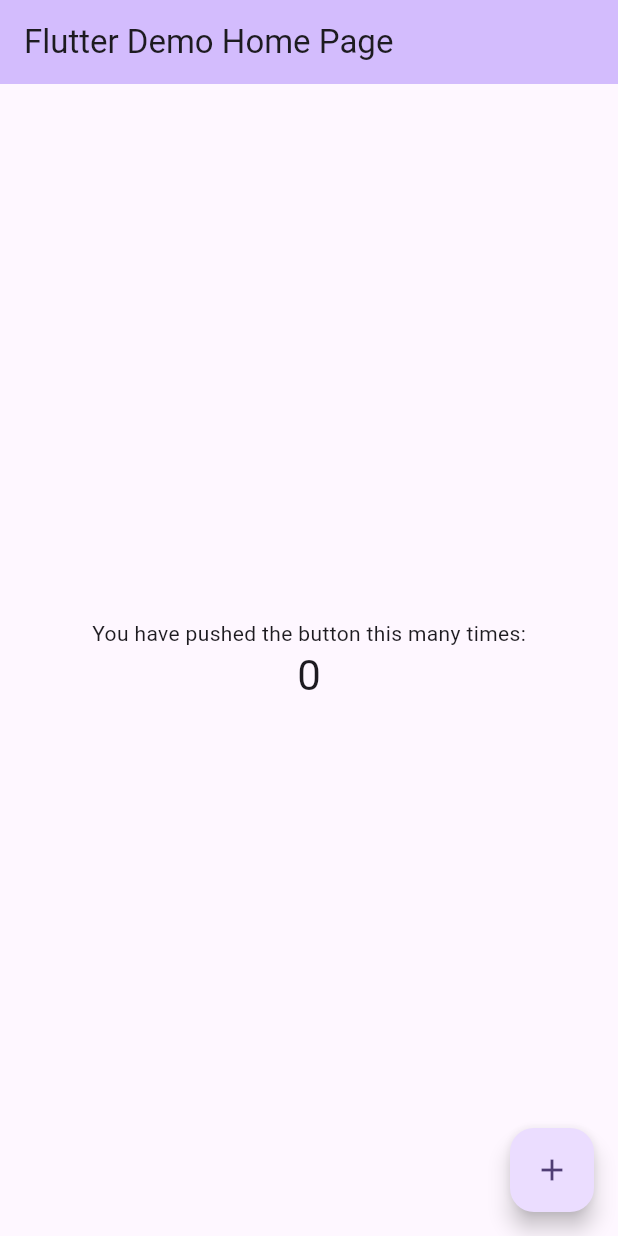
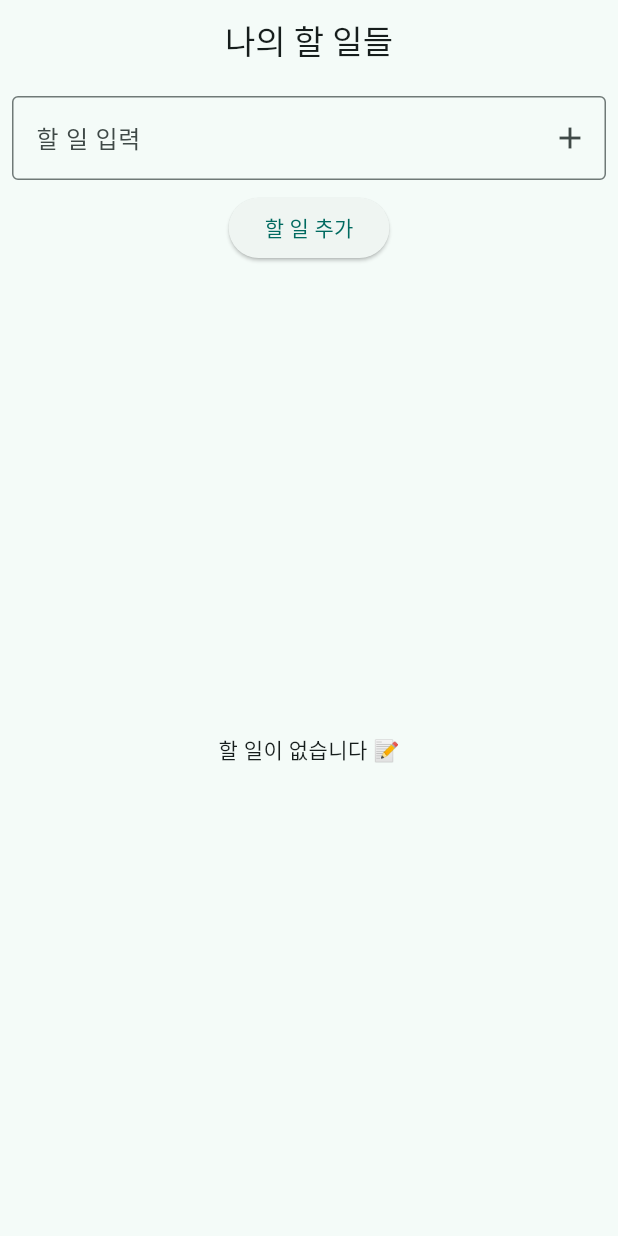
Before and after one commit to riverKangg/app-todo, a Flutter app: the screen it shows after launch, on a phone screen of 412 x 824 dp. Run offline on Flutter 3.47's test engine with Material 3 defaults, Android fonts, the phone set to English and light mode, and no system bars; our stand-ins replace hive, hive_flutter; accounts and stored records are empty.

Commit message:
base todo code

```diff
--- a/todo/lib/main.dart
+++ b/todo/lib/main.dart
@@ -1,122 +1,32 @@
 import 'package:flutter/material.dart';
+import 'package:hive_flutter/hive_flutter.dart';
+import 'models/todo.dart';
+import 'screens/home_screen.dart';
 
-void main() {
-  runApp(const MyApp());
+void main() async {
+  WidgetsFlutterBinding.ensureInitialized();
+  await Hive.initFlutter();
+  Hive.registerAdapter(TodoAdapter()); // 👈 요거 중요
+  await Hive.openBox<Todo>('todos');
+
+  runApp(const TodoApp());
 }
 
-class MyApp extends StatelessWidget {
-  const MyApp({super.key});
+class TodoApp extends StatelessWidget {
+  const TodoApp({super.key});
 
-  // This widget is the root of your application.
   @override
   Widget build(BuildContext context) {
     return MaterialApp(
-      title: 'Flutter Demo',
+      title: '할 일 앱',
       theme: ThemeData(
-        // This is the theme of your application.
-        //
-        // TRY THIS: Try running your application with "flutter run". You'll see
-        // the application has a purple toolbar. Then, without quitting the app,
-        // try changing the seedColor in the colorScheme below to Colors.green
-        // and then invoke "hot reload" (save your changes or press the "hot
-        // reload" button in a Flutter-supported IDE, or press "r" if you used
-        // the command line to start the app).
-        //
-        // Notice that the counter didn't reset back to zero; the application
-        // state is not lost during the reload. To reset the state, use hot
-        // restart instead.
-        //
-        // This works for code too, not just values: Most code changes can be
-        // tested with just a hot reload.
-        colorScheme: ColorScheme.fromSeed(seedColor: Colors.deepPurple),
+        colorScheme: ColorScheme.fromSeed(seedColor: Colors.teal),
+        useMaterial3: true,
       ),
-      home: const MyHomePage(title: 'Flutter Demo Home Page'),
+      darkTheme: ThemeData.dark(),
+      themeMode: ThemeMode.system,
+      home: const HomeScreen(),
+      debugShowCheckedModeBanner: false,
     );
   }
 }
-
-class MyHomePage extends StatefulWidget {
-  const MyHomePage({super.key, required this.title});
-
-  // This widget is the home page of your application. It is stateful, meaning
-  // that it has a State object (defined below) that contains fields that affect
-  // how it looks.
-
-  // This class is the configuration for the state. It holds the values (in this
-  // case the title) provided by the parent (in this case the App widget) and
-  // used by the build method of the State. Fields in a Widget subclass are
-  // always marked "final".
-
-  final String title;
-
-  @override
-  State<MyHomePage> createState() => _MyHomePageState();
-}
-
-class _MyHomePageState extends State<MyHomePage> {
-  int _counter = 0;
-
-  void _incrementCounter() {
-    setState(() {
-      // This call to setState tells the Flutter framework that something has
-      // changed in this State, which causes it to rerun the build method below
-      // so that the display can reflect the updated values. If we changed
-      // _counter without calling setState(), then the build method would not be
-      // called again, and so nothing would appear to happen.
-      _counter++;
-    });
-  }
-
-  @override
-  Widget build(BuildContext context) {
-    // This method is rerun every time setState is called, for instance as done
-    // by the _incrementCounter method above.
-    //
-    // The Flutter framework has been optimized to make rerunning build methods
-    // fast, so that you can just rebuild anything that needs updating rather
-    // than having to individually change instances of widgets.
-    return Scaffold(
-      appBar: AppBar(
-        // TRY THIS: Try changing the color here to a specific color (to
-        // Colors.amber, perhaps?) and trigger a hot reload to see the AppBar
-        // change color while the other colors stay the same.
-        backgroundColor: Theme.of(context).colorScheme.inversePrimary,
-        // Here we take the value from the MyHomePage object that was created by
-        // the App.build method, and use it to set our appbar title.
-        title: Text(widget.title),
-      ),
-      body: Center(
-        // Center is a layout widget. It takes a single child and positions it
-        // in the middle of the parent.
-        child: Column(
-          // Column is also a layout widget. It takes a list of children and
-          // arranges them vertically. By default, it sizes itself to fit its
-          // children horizontally, and tries to be as tall as its parent.
-          //
-          // Column has various properties to control how it sizes itself and
-          // how it positions its children. Here we use mainAxisAlignment to
-          // center the children vertically; the main axis here is the vertical
-          // axis because Columns are vertical (the cross axis would be
-          // horizontal).
-          //
-          // TRY THIS: Invoke "debug painting" (choose the "Toggle Debug Paint"
-          // action in the IDE, or press "p" in the console), to see the
-          // wireframe for each widget.
-          mainAxisAlignment: MainAxisAlignment.center,
-          children: <Widget>[
-            const Text('You have pushed the button this many times:'),
-            Text(
-              '$_counter',
-              style: Theme.of(context).textTheme.headlineMedium,
-            ),
-          ],
-        ),
-      ),
-      floatingActionButton: FloatingActionButton(
-        onPressed: _incrementCounter,
-        tooltip: 'Increment',
-        child: const Icon(Icons.add),
-      ), // This trailing comma makes auto-formatting nicer for build methods.
-    );
-  }
-}
--- /dev/null
+++ b/todo/lib/models/todo.dart
@@ -0,0 +1,34 @@
+import 'package:hive/hive.dart';
+
+part 'todo.g.dart'; // 이 부분 중요!
+
+@HiveType(typeId: 0)
+class Todo extends HiveObject {
+  @HiveField(0)
+  String id;
+
+  @HiveField(1)
+  String title;
+
+  @HiveField(2)
+  DateTime? dueDate;
+
+  @HiveField(3)
+  bool isDone;
+
+  Todo({
+    required this.id,
+    required this.title,
+    this.dueDate,
+    this.isDone = false,
+  });
+
+  factory Todo.create(String title, {DateTime? dueDate}) {
+    return Todo(
+      id: DateTime.now().millisecondsSinceEpoch.toString(),
+      title: title,
+      dueDate: dueDate,
+      isDone: false,
+    );
+  }
+}
--- /dev/null
+++ b/todo/lib/screens/home_screen.dart
@@ -0,0 +1,120 @@
+import 'package:flutter/material.dart';
+import 'package:hive/hive.dart';
+import '../models/todo.dart';
+
+class HomeScreen extends StatefulWidget {
+  const HomeScreen({super.key});
+
+  @override
+  State<HomeScreen> createState() => _HomeScreenState();
+}
+
+class _HomeScreenState extends State<HomeScreen> {
+  final Box<Todo> _todoBox = Hive.box<Todo>('todos');
+  final TextEditingController _controller = TextEditingController();
+
+  void _addTodo() {
+    if (_controller.text.isNotEmpty) {
+      final newTodo = Todo.create(_controller.text);
+      setState(() {
+        _todoBox.add(newTodo);
+      });
+      _controller.clear(); // 추가 후 입력창 초기화
+    }
+  }
+
+  void _toggleTodoStatus(Todo todo, int index) {
+    setState(() {
+      todo.isDone = !todo.isDone;
+      _todoBox.putAt(index, todo);
+    });
+  }
+
+  void _deleteTodo(int index) {
+    setState(() {
+      _todoBox.deleteAt(index);
+    });
+  }
+
+  @override
+  Widget build(BuildContext context) {
+    return Scaffold(
+      appBar: AppBar(
+        title: const Text('나의 할 일들'),
+        centerTitle: true,
+      ),
+      body: Column(
+        children: [
+          // 할 일 추가 입력창
+          Padding(
+            padding: const EdgeInsets.all(8.0),
+            child: TextField(
+              controller: _controller,
+              decoration: const InputDecoration(
+                labelText: '할 일 입력',
+                border: OutlineInputBorder(),
+                suffixIcon: Icon(Icons.add),
+              ),
+            ),
+          ),
+          // 추가 버튼
+          ElevatedButton(
+            onPressed: _addTodo,
+            child: const Text('할 일 추가'),
+          ),
+
+          // 할 일 목록
+          Expanded(
+            child: _todoBox.isEmpty
+                ? const Center(child: Text('할 일이 없습니다 📝'))
+                : ListView.builder(
+                    itemCount: _todoBox.length,
+                    itemBuilder: (context, index) {
+                      final todo = _todoBox.getAt(index);
+                      return Dismissible(
+                        key: ValueKey(todo?.id),
+                        onDismissed: (direction) {
+                          _deleteTodo(index);
+                        },
+                        background: Container(color: Colors.red),
+                        child: Card(
+                          margin: const EdgeInsets.symmetric(vertical: 8, horizontal: 16),
+                          elevation: 5,
+                          shape: RoundedRectangleBorder(
+                            borderRadius: BorderRadius.circular(10),
+                          ),
+                          color: todo?.isDone ?? false ? Colors.grey[300] : Colors.white,
+                          child: ListTile(
+                            leading: Checkbox(
+                              value: todo?.isDone,
+                              onChanged: (val) {
+                                _toggleTodoStatus(todo!, index);
+                              },
+                            ),
+                            title: Text(
+                              todo?.title ?? '',
+                              style: TextStyle(
+                                decoration: todo?.isDone ?? false
+                                    ? TextDecoration.lineThrough
+                                    : null,
+                                fontWeight: FontWeight.bold,
+                                fontSize: 16,
+                              ),
+                            ),
+                            subtitle: todo?.dueDate != null
+                                ? Text(
+                                    '마감일: ${todo?.dueDate!.toLocal().toString().split(' ')[0]}',
+                                    style: const TextStyle(color: Colors.grey),
+                                  )
+                                : null,
+                          ),
+                        ),
+                      );
+                    },
+                  ),
+          ),
+        ],
+      ),
+    );
+  }
+}
```
Also changed, not shown: todo/lib/screens/add_edit_todo_screen.dart (added, +92 -0 lines), todo/pubspec.yaml (+7 -0 lines), todo/lib/models/todo.g.dart (added), 8 other files.
